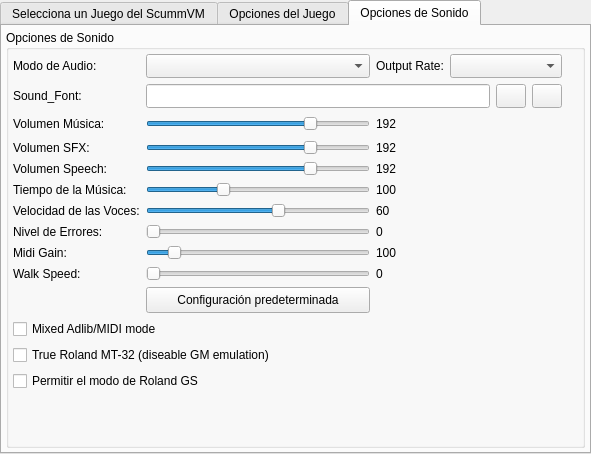
Qt form ui/addedit_scummvm.ui (Monthy/gr-lida) before a commit.
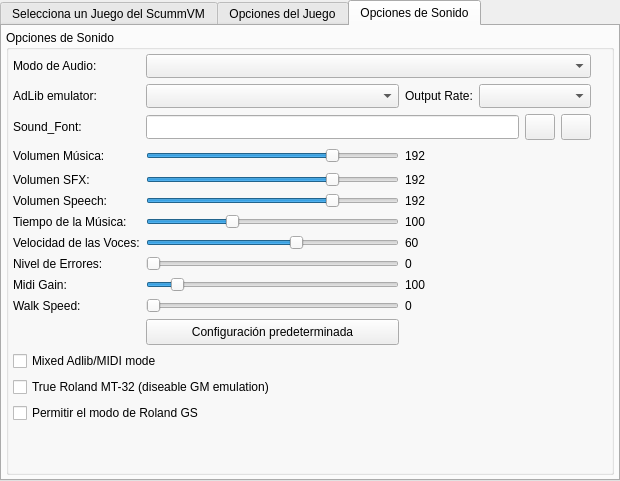
The same form after that commit. The open tabs and pages were chosen to show the change. Icons and pictures are not drawn.

Commit message: - Añadida función isCorrectNext() para comprobar si los datos introducidos están correctos. - Añadida opción opl_driver. - Añadiendo distintos connect para los Slider, musica, sfx, tiempo, etc... - Añadiendo en el setStyleSheet la opciones de la Fuente y el tamaño. - Actualizada el UI addedit_scummvm.ui

Patch:
```diff
--- a/ui/addedit_scummvm.ui
+++ b/ui/addedit_scummvm.ui
@@ -1,12 +1,12 @@
 <ui version="4.0" >
  <class>AddEditScummVMClass</class>
- <widget class="QTabWidget" name="AddEditScummVMClass" >
-  <property name="geometry" >
+ <widget class="QTabWidget" name="AddEditScummVMClass">
+  <property name="geometry">
    <rect>
     <x>0</x>
     <y>0</y>
-    <width>591</width>
-    <height>454</height>
+    <width>620</width>
+    <height>481</height>
    </rect>
   </property>
   <property name="windowTitle" >
@@ -15,16 +15,16 @@
   <property name="currentIndex" >
    <number>1</number>
   </property>
-  <widget class="QWidget" name="tabSvm_1" >
-   <attribute name="title" >
-    <string>Selecciona un Juego del ScummVM</string>
-   </attribute>
-   <attribute name="icon" >
-    <iconset resource="../res/grlida.qrc" >
+  <widget class="QWidget" name="tabSvm_1">
+   <attribute name="icon">
+    <iconset resource="../res/grlida.qrc">
      <normaloff>:/img16/scummvm.png</normaloff>:/img16/scummvm.png</iconset>
    </attribute>
-   <layout class="QVBoxLayout" name="verticalLayout" >
-    <property name="margin" >
+   <attribute name="title">
+    <string>Selecciona un Juego del ScummVM</string>
+   </attribute>
+   <layout class="QVBoxLayout" name="verticalLayout">
+    <property name="margin">
      <number>4</number>
     </property>
     <item>
@@ -70,16 +70,16 @@
     </item>
    </layout>
   </widget>
-  <widget class="QWidget" name="tabSvm_2" >
-   <attribute name="title" >
-    <string>Opciones del Juego</string>
-   </attribute>
-   <attribute name="icon" >
-    <iconset resource="../res/grlida.qrc" >
+  <widget class="QWidget" name="tabSvm_2">
+   <attribute name="icon">
+    <iconset resource="../res/grlida.qrc">
      <normaloff>:/img16/opciones.png</normaloff>:/img16/opciones.png</iconset>
    </attribute>
-   <layout class="QVBoxLayout" name="verticalLayout_2" >
-    <property name="margin" >
+   <attribute name="title">
+    <string>Opciones del Juego</string>
+   </attribute>
+   <layout class="QVBoxLayout" name="verticalLayout_2">
+    <property name="margin">
      <number>4</number>
     </property>
     <item>
@@ -652,16 +652,16 @@
     </item>
    </layout>
   </widget>
-  <widget class="QWidget" name="tabSvm_3" >
-   <attribute name="title" >
-    <string>Opciones de Sonido</string>
-   </attribute>
-   <attribute name="icon" >
-    <iconset resource="../res/grlida.qrc" >
+  <widget class="QWidget" name="tabSvm_3">
+   <attribute name="icon">
+    <iconset resource="../res/grlida.qrc">
      <normaloff>:/img16/img_audio.png</normaloff>:/img16/img_audio.png</iconset>
    </attribute>
-   <layout class="QVBoxLayout" name="verticalLayout_3" >
-    <property name="margin" >
+   <attribute name="title">
+    <string>Opciones de Sonido</string>
+   </attribute>
+   <layout class="QVBoxLayout" name="verticalLayout_3">
+    <property name="margin">
      <number>4</number>
     </property>
     <item>
@@ -691,9 +691,9 @@
            </property>
           </widget>
          </item>
-         <item row="0" column="1" >
-          <widget class="QComboBox" name="cbxSvm_music_driver" >
-           <property name="minimumSize" >
+         <item row="0" column="1" colspan="5">
+          <widget class="QComboBox" name="cbxSvm_music_driver">
+           <property name="minimumSize">
             <size>
              <width>0</width>
              <height>24</height>
@@ -701,36 +701,16 @@
            </property>
           </widget>
          </item>
-         <item row="0" column="2" >
-          <widget class="QLabel" name="lb_Svm_20" >
-           <property name="text" >
-            <string>Output Rate:</string>
-           </property>
-          </widget>
-         </item>
-         <item row="0" column="3" colspan="3" >
-          <widget class="QComboBox" name="cbxSvm_output_rate" >
-           <property name="minimumSize" >
-            <size>
-             <width>0</width>
-             <height>24</height>
-            </size>
-           </property>
-           <property name="currentIndex" >
-            <number>-1</number>
-           </property>
-          </widget>
-         </item>
-         <item row="1" column="0" >
-          <widget class="QLabel" name="lb_Svm_22" >
-           <property name="text" >
+         <item row="2" column="0">
+          <widget class="QLabel" name="lb_Svm_22">
+           <property name="text">
             <string>Sound_Font:</string>
            </property>
           </widget>
          </item>
-         <item row="1" column="1" colspan="3" >
-          <widget class="QLineEdit" name="txtSvm_soundfont" >
-           <property name="minimumSize" >
+         <item row="2" column="1" colspan="3">
+          <widget class="QLineEdit" name="txtSvm_soundfont">
+           <property name="minimumSize">
             <size>
              <width>0</width>
              <height>24</height>
@@ -738,44 +718,56 @@
            </property>
           </widget>
          </item>
-         <item row="1" column="4" >
-          <widget class="QPushButton" name="btnDirSvm_6" >
-           <property name="maximumSize" >
+         <item row="2" column="4">
+          <widget class="QPushButton" name="btnDirSvm_6">
+           <property name="minimumSize">
             <size>
              <width>30</width>
              <height>26</height>
             </size>
            </property>
-           <property name="icon" >
-            <iconset resource="../res/grlida.qrc" >
+           <property name="maximumSize">
+            <size>
+             <width>30</width>
+             <height>26</height>
+            </size>
+           </property>
+           <property name="icon">
+            <iconset resource="../res/grlida.qrc">
              <normaloff>:/img16/carpeta_0.png</normaloff>:/img16/carpeta_0.png</iconset>
            </property>
           </widget>
          </item>
-         <item row="1" column="5" >
-          <widget class="QPushButton" name="btnDirSvm_6_clear" >
-           <property name="maximumSize" >
+         <item row="2" column="5">
+          <widget class="QPushButton" name="btnDirSvm_6_clear">
+           <property name="minimumSize">
             <size>
              <width>30</width>
              <height>26</height>
             </size>
            </property>
-           <property name="icon" >
-            <iconset resource="../res/grlida.qrc" >
+           <property name="maximumSize">
+            <size>
+             <width>30</width>
+             <height>26</height>
+            </size>
+           </property>
+           <property name="icon">
+            <iconset resource="../res/grlida.qrc">
              <normaloff>:/img16/limpiar.png</normaloff>:/img16/limpiar.png</iconset>
            </property>
           </widget>
          </item>
-         <item row="2" column="0" >
-          <widget class="QLabel" name="lb_Svm_14" >
-           <property name="text" >
+         <item row="3" column="0">
+          <widget class="QLabel" name="lb_Svm_14">
+           <property name="text">
             <string>Volumen Música:</string>
            </property>
           </widget>
          </item>
-         <item row="2" column="1" >
-          <widget class="QSlider" name="h_SliderSvm_music_volume" >
-           <property name="maximum" >
+         <item row="3" column="1">
+          <widget class="QSlider" name="h_SliderSvm_music_volume">
+           <property name="maximum">
             <number>255</number>
            </property>
            <property name="value" >
@@ -786,9 +778,9 @@
            </property>
           </widget>
          </item>
-         <item row="2" column="2" >
-          <widget class="QLabel" name="posSliderSvm_1" >
-           <property name="minimumSize" >
+         <item row="3" column="2">
+          <widget class="QLabel" name="posSliderSvm_1">
+           <property name="minimumSize">
             <size>
              <width>51</width>
              <height>0</height>
@@ -799,9 +791,9 @@
            </property>
           </widget>
          </item>
-         <item row="2" column="3" >
-          <spacer name="horizontalSpacer_5" >
-           <property name="orientation" >
+         <item row="3" column="3">
+          <spacer name="horizontalSpacer_5">
+           <property name="orientation">
             <enum>Qt::Horizontal</enum>
            </property>
            <property name="sizeType" >
@@ -815,16 +807,16 @@
            </property>
           </spacer>
          </item>
-         <item row="3" column="0" >
-          <widget class="QLabel" name="lb_Svm_15" >
-           <property name="text" >
+         <item row="4" column="0">
+          <widget class="QLabel" name="lb_Svm_15">
+           <property name="text">
             <string>Volumen SFX:</string>
            </property>
           </widget>
          </item>
-         <item row="3" column="1" >
-          <widget class="QSlider" name="h_SliderSvm_sfx_volume" >
-           <property name="maximum" >
+         <item row="4" column="1">
+          <widget class="QSlider" name="h_SliderSvm_sfx_volume">
+           <property name="maximum">
             <number>255</number>
            </property>
            <property name="value" >
@@ -835,9 +827,9 @@
            </property>
           </widget>
          </item>
-         <item row="3" column="2" >
-          <widget class="QLabel" name="posSliderSvm_2" >
-           <property name="minimumSize" >
+         <item row="4" column="2">
+          <widget class="QLabel" name="posSliderSvm_2">
+           <property name="minimumSize">
             <size>
              <width>51</width>
              <height>0</height>
@@ -848,16 +840,16 @@
            </property>
           </widget>
          </item>
-         <item row="4" column="0" >
-          <widget class="QLabel" name="lb_Svm_16" >
-           <property name="text" >
+         <item row="5" column="0">
+          <widget class="QLabel" name="lb_Svm_16">
+           <property name="text">
             <string>Volumen Speech:</string>
            </property>
           </widget>
          </item>
-         <item row="4" column="1" >
-          <widget class="QSlider" name="h_SliderSvm_speech_volume" >
-           <property name="maximum" >
+         <item row="5" column="1">
+          <widget class="QSlider" name="h_SliderSvm_speech_volume">
+           <property name="maximum">
             <number>255</number>
            </property>
            <property name="value" >
@@ -868,9 +860,9 @@
            </property>
           </widget>
          </item>
-         <item row="4" column="2" >
-          <widget class="QLabel" name="posSliderSvm_3" >
-           <property name="minimumSize" >
+         <item row="5" column="2">
+          <widget class="QLabel" name="posSliderSvm_3">
+           <property name="minimumSize">
             <size>
              <width>51</width>
              <height>0</height>
@@ -881,16 +873,16 @@
            </property>
           </widget>
          </item>
-         <item row="5" column="0" >
-          <widget class="QLabel" name="lb_Svm_17" >
-           <property name="text" >
+         <item row="6" column="0">
+          <widget class="QLabel" name="lb_Svm_17">
+           <property name="text">
             <string>Tiempo de la Música:</string>
            </property>
           </widget>
          </item>
-         <item row="5" column="1" >
-          <widget class="QSlider" name="h_SliderSvm_tempo" >
-           <property name="minimum" >
+         <item row="6" column="1">
+          <widget class="QSlider" name="h_SliderSvm_tempo">
+           <property name="minimum">
             <number>50</number>
            </property>
            <property name="maximum" >
@@ -904,9 +896,9 @@
            </property>
           </widget>
          </item>
-         <item row="5" column="2" >
-          <widget class="QLabel" name="posSliderSvm_4" >
-           <property name="minimumSize" >
+         <item row="6" column="2">
+          <widget class="QLabel" name="posSliderSvm_4">
+           <property name="minimumSize">
             <size>
              <width>51</width>
              <height>0</height>
@@ -917,16 +909,16 @@
            </property>
           </widget>
          </item>
-         <item row="6" column="0" >
-          <widget class="QLabel" name="lb_Svm_18" >
-           <property name="text" >
+         <item row="7" column="0">
+          <widget class="QLabel" name="lb_Svm_18">
+           <property name="text">
             <string>Velocidad de las Voces:</string>
            </property>
           </widget>
          </item>
-         <item row="6" column="1" >
-          <widget class="QSlider" name="h_SliderSvm_talkspeed" >
-           <property name="maximum" >
+         <item row="7" column="1">
+          <widget class="QSlider" name="h_SliderSvm_talkspeed">
+           <property name="maximum">
             <number>100</number>
            </property>
            <property name="value" >
@@ -937,9 +929,9 @@
            </property>
           </widget>
          </item>
-         <item row="6" column="2" >
-          <widget class="QLabel" name="posSliderSvm_5" >
-           <property name="minimumSize" >
+         <item row="7" column="2">
+          <widget class="QLabel" name="posSliderSvm_5">
+           <property name="minimumSize">
             <size>
              <width>51</width>
              <height>0</height>
@@ -950,16 +942,16 @@
            </property>
           </widget>
          </item>
-         <item row="7" column="0" >
-          <widget class="QLabel" name="lb_Svm_19" >
-           <property name="text" >
+         <item row="8" column="0">
+          <widget class="QLabel" name="lb_Svm_19">
+           <property name="text">
             <string>Nivel de Errores:</string>
            </property>
           </widget>
          </item>
-         <item row="7" column="1" >
-          <widget class="QSlider" name="h_SliderSvm_debuglevel" >
-           <property name="maximum" >
+         <item row="8" column="1">
+          <widget class="QSlider" name="h_SliderSvm_debuglevel">
+           <property name="maximum">
             <number>10</number>
            </property>
            <property name="orientation" >
@@ -967,9 +959,9 @@
            </property>
           </widget>
          </item>
-         <item row="7" column="2" >
-          <widget class="QLabel" name="posSliderSvm_6" >
-           <property name="minimumSize" >
+         <item row="8" column="2">
+          <widget class="QLabel" name="posSliderSvm_6">
+           <property name="minimumSize">
             <size>
              <width>51</width>
              <height>0</height>
@@ -980,16 +972,16 @@
            </property>
           </widget>
          </item>
-         <item row="8" column="0" >
-          <widget class="QLabel" name="lb_Svm_21" >
-           <property name="text" >
+         <item row="9" column="0">
+          <widget class="QLabel" name="lb_Svm_21">
+           <property name="text">
             <string>Midi Gain:</string>
            </property>
           </widget>
          </item>
-         <item row="8" column="1" >
-          <widget class="QSlider" name="h_SliderSvm_midi_gain" >
-           <property name="maximum" >
+         <item row="9" column="1">
+          <widget class="QSlider" name="h_SliderSvm_midi_gain">
+           <property name="maximum">
             <number>1000</number>
            </property>
            <property name="value" >
@@ -1003,9 +995,9 @@
            </property>
           </widget>
          </item>
-         <item row="8" column="2" >
-          <widget class="QLabel" name="posSliderSvm_7" >
-           <property name="minimumSize" >
+         <item row="9" column="2">
+          <widget class="QLabel" name="posSliderSvm_7">
+           <property name="minimumSize">
             <size>
              <width>51</width>
              <height>0</height>
@@ -1016,16 +1008,16 @@
            </property>
           </widget>
          </item>
-         <item row="9" column="0" >
-          <widget class="QLabel" name="lb_Svm_25" >
-           <property name="text" >
+         <item row="10" column="0">
+          <widget class="QLabel" name="lb_Svm_25">
+           <property name="text">
             <string>Walk Speed:</string>
            </property>
           </widget>
          </item>
-         <item row="9" column="1" >
-          <widget class="QSlider" name="h_SliderSvm_walkspeed" >
-           <property name="maximum" >
+         <item row="10" column="1">
+          <widget class="QSlider" name="h_SliderSvm_walkspeed">
+           <property name="maximum">
             <number>4</number>
            </property>
            <property name="value" >
@@ -1039,9 +1031,9 @@
            </property>
           </widget>
          </item>
-         <item row="9" column="2" >
-          <widget class="QLabel" name="posSliderSvm_8" >
-           <property name="minimumSize" >
+         <item row="10" column="2">
+          <widget class="QLabel" name="posSliderSvm_8">
+           <property name="minimumSize">
             <size>
              <width>51</width>
              <height>0</height>
@@ -1052,9 +1044,9 @@
            </property>
           </widget>
          </item>
-         <item row="10" column="1" >
-          <widget class="QPushButton" name="btnDefectoSvm" >
-           <property name="minimumSize" >
+         <item row="11" column="1">
+          <widget class="QPushButton" name="btnDefectoSvm">
+           <property name="minimumSize">
             <size>
              <width>0</width>
              <height>26</height>
@@ -1069,27 +1061,64 @@
            </property>
           </widget>
          </item>
-         <item row="11" column="0" colspan="6" >
-          <widget class="QCheckBox" name="chkSvm_multi_midi" >
-           <property name="text" >
+         <item row="12" column="0" colspan="6">
+          <widget class="QCheckBox" name="chkSvm_multi_midi">
+           <property name="text">
             <string>Mixed Adlib/MIDI mode</string>
            </property>
           </widget>
          </item>
-         <item row="12" column="0" colspan="6" >
-          <widget class="QCheckBox" name="chkSvm_native_mt32" >
-           <property name="text" >
+         <item row="13" column="0" colspan="6">
+          <widget class="QCheckBox" name="chkSvm_native_mt32">
+           <property name="text">
             <string>True Roland MT-32 (diseable GM emulation)</string>
            </property>
           </widget>
          </item>
-         <item row="13" column="0" colspan="6" >
-          <widget class="QCheckBox" name="chkSvm_enable_gs" >
-           <property name="text" >
+         <item row="14" column="0" colspan="6">
+          <widget class="QCheckBox" name="chkSvm_enable_gs">
+           <property name="text">
             <string>Permitir el modo de Roland GS</string>
            </property>
           </widget>
          </item>
+         <item row="1" column="0">
+          <widget class="QLabel" name="lb_Svm_26">
+           <property name="text">
+            <string>AdLib emulator:</string>
+           </property>
+          </widget>
+         </item>
+         <item row="1" column="1">
+          <widget class="QComboBox" name="cbxSvm_opl_driver">
+           <property name="minimumSize">
+            <size>
+             <width>0</width>
+             <height>24</height>
+            </size>
+           </property>
+          </widget>
+         </item>
+         <item row="1" column="2">
+          <widget class="QLabel" name="lb_Svm_20">
+           <property name="text">
+            <string>Output Rate:</string>
+           </property>
+          </widget>
+         </item>
+         <item row="1" column="3" colspan="3">
+          <widget class="QComboBox" name="cbxSvm_output_rate">
+           <property name="minimumSize">
+            <size>
+             <width>0</width>
+             <height>24</height>
+            </size>
+           </property>
+           <property name="currentIndex">
+            <number>-1</number>
+           </property>
+          </widget>
+         </item>
         </layout>
        </item>
        <item>
```
Left out of the diff: 534 changed lines with no effect on the pictures. The commit also changes 2 other files.
